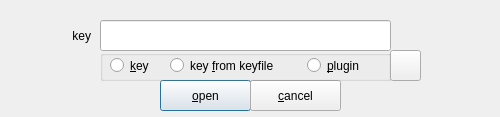
Old version of the form zuluMount-gui/keydialog.ui in the repository mhogomchungu/zuluCrypt.
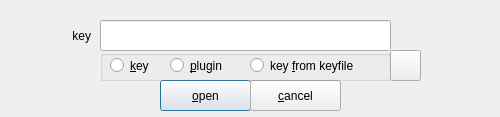
New version of the form.

```diff
--- a/zuluMount-gui/keydialog.ui
+++ b/zuluMount-gui/keydialog.ui
@@ -83,9 +83,9 @@
    <widget class="QRadioButton" name="rbKeyFile">
     <property name="geometry">
      <rect>
-      <x>70</x>
+      <x>150</x>
       <y>0</y>
-      <width>131</width>
+      <width>141</width>
       <height>31</height>
      </rect>
     </property>
@@ -96,7 +96,7 @@
    <widget class="QRadioButton" name="rbPlugIn">
     <property name="geometry">
      <rect>
-      <x>207</x>
+      <x>70</x>
       <y>0</y>
       <width>81</width>
       <height>31</height>
```
